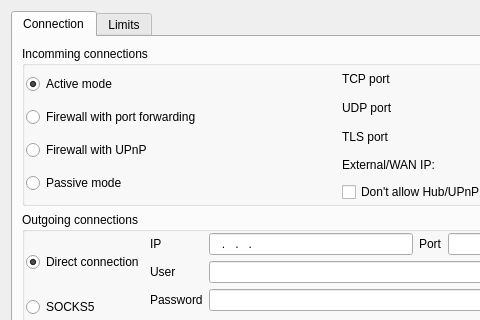
Qt form eiskaltdcpp/ui/UISettingsConnection.ui (eiskaltdcpp/eiskaltdcpp) before a commit; both pictures show x 0 to 480 and y 0 to 320 of the 677 by 421 pixel window.
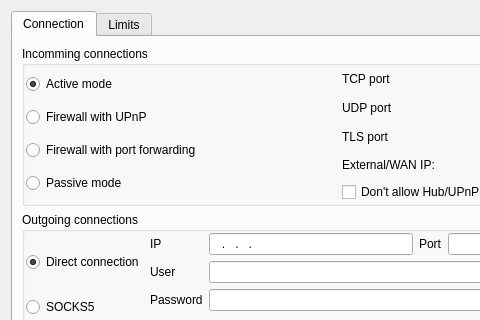
The same form after that commit.

Patch:
```diff
--- a/eiskaltdcpp/ui/UISettingsConnection.ui
+++ b/eiskaltdcpp/ui/UISettingsConnection.ui
@@ -61,7 +61,7 @@
                </property>
               </widget>
              </item>
-             <item row="2" column="0">
+             <item row="3" column="0">
               <widget class="QRadioButton" name="radioButton_PORT">
                <property name="toolTip">
                 <string>Select this mode if you are behind a firewall (router), and will set up
@@ -93,7 +93,7 @@
                </property>
               </widget>
              </item>
-             <item row="3" column="0">
+             <item row="2" column="0">
               <widget class="QRadioButton" name="radioButton_UPNP">
                <property name="toolTip">
                 <string>Select this mode if you are behind a firewall/router that supports
```
Left out of the diff: 5 changed lines with no effect on the pictures.
